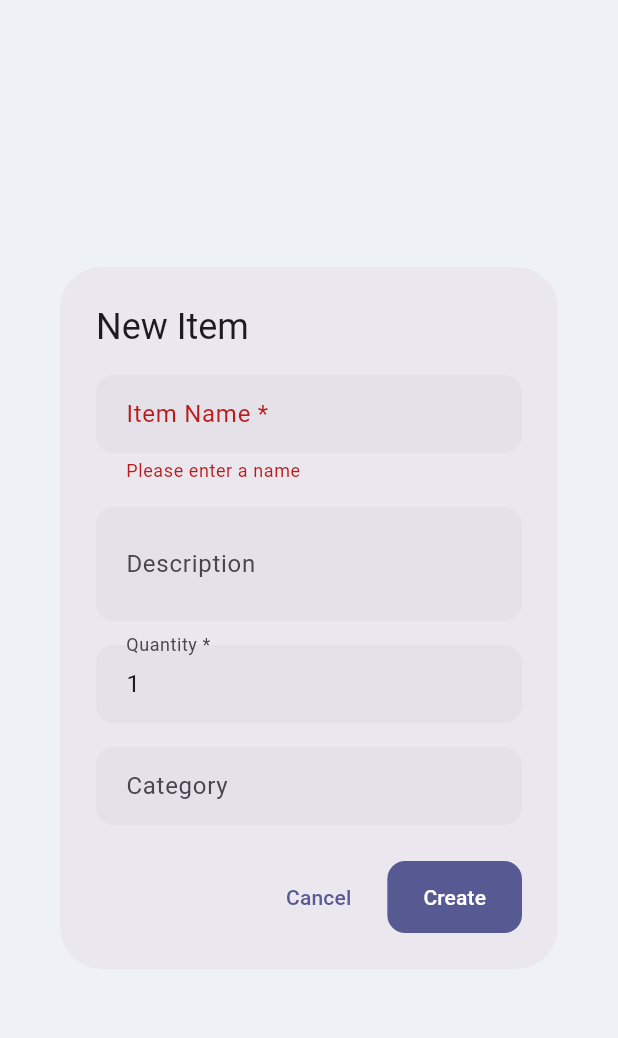
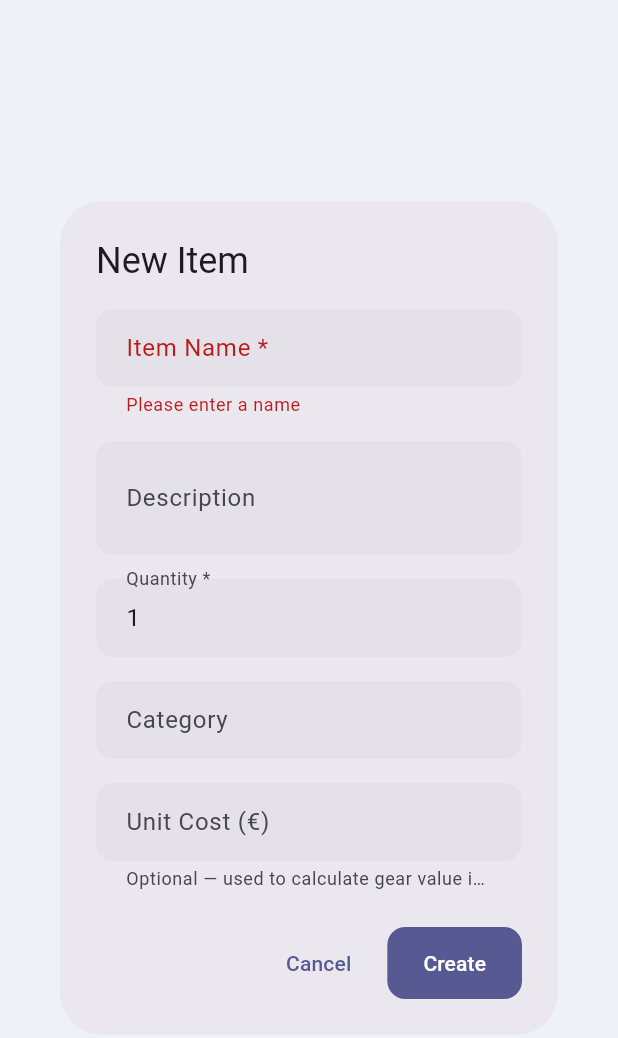
Before and after one commit to Jasssbo/PlanVentory, a Flutter app: the AddItemDialog widget shown alone on an empty page, opened directly, after a tap on "Create", on a phone screen of 412 x 824 dp. Shown: the top 1038 px of the screen. Run offline on Flutter 3.47's test engine with Material 3 defaults, Android fonts, the phone set to English and light mode, and no system bars; our stand-ins replace file_picker, share_plus, shared_preferences, sqflite_common_ffi; accounts and stored records are empty.

Commit message:
Added possibility to give items in the inventory a cost and see the event gear values in the event tab.
Co-authored-by: Copilot <copilot@github.com>

```diff
--- a/planventory/lib/models/item.dart
+++ b/planventory/lib/models/item.dart
@@ -7,6 +7,7 @@ class Item {
   final String? category;
   final String? imageUrl;
   final bool isRentalOnly; // Items that are never owned, only rented when needed
+  final double? unitCost; // Optional cost per unit in the default currency
   final DateTime createdAt;
   final DateTime updatedAt;
 
@@ -18,6 +19,7 @@ class Item {
     this.category,
     this.imageUrl,
     this.isRentalOnly = false,
+    this.unitCost,
     DateTime? createdAt,
     DateTime? updatedAt,
   })  : createdAt = createdAt ?? DateTime.now(),
@@ -33,6 +35,7 @@ class Item {
       'category': category,
       'image_url': imageUrl,
       'is_rental_only': isRentalOnly ? 1 : 0,
+      'unit_cost': unitCost,
       'created_at': createdAt.toIso8601String(),
       'updated_at': updatedAt.toIso8601String(),
     };
@@ -48,6 +51,7 @@ class Item {
       category: map['category'] as String?,
       imageUrl: map['image_url'] as String?,
       isRentalOnly: (map['is_rental_only'] as int?) == 1,
+      unitCost: map['unit_cost'] as double?,
       createdAt: DateTime.parse(map['created_at'] as String),
       updatedAt: DateTime.parse(map['updated_at'] as String),
     );
@@ -62,6 +66,8 @@ class Item {
     String? category,
     String? imageUrl,
     bool? isRentalOnly,
+    double? unitCost,
+    bool clearUnitCost = false,
     DateTime? createdAt,
     DateTime? updatedAt,
   }) {
@@ -73,6 +79,7 @@ class Item {
       category: category ?? this.category,
       imageUrl: imageUrl ?? this.imageUrl,
       isRentalOnly: isRentalOnly ?? this.isRentalOnly,
+      unitCost: clearUnitCost ? null : (unitCost ?? this.unitCost),
       createdAt: createdAt ?? this.createdAt,
       updatedAt: updatedAt ?? DateTime.now(),
     );
--- a/planventory/lib/screens/inventory_screen.dart
+++ b/planventory/lib/screens/inventory_screen.dart
@@ -244,6 +244,7 @@ class _AddItemDialogState extends State<AddItemDialog> {
   late final TextEditingController _descriptionController;
   late final TextEditingController _quantityController;
   late final TextEditingController _categoryController;
+  late final TextEditingController _unitCostController;
   bool _isSaving = false;
 
   bool get isEditing => widget.item != null;
@@ -256,6 +257,11 @@ class _AddItemDialogState extends State<AddItemDialog> {
     _quantityController =
         TextEditingController(text: '${widget.item?.quantity ?? 1}');
     _categoryController = TextEditingController(text: widget.item?.category);
+    _unitCostController = TextEditingController(
+      text: widget.item?.unitCost != null
+          ? widget.item!.unitCost!.toStringAsFixed(2)
+          : '',
+    );
   }
 
   @override
@@ -264,6 +270,7 @@ class _AddItemDialogState extends State<AddItemDialog> {
     _descriptionController.dispose();
     _quantityController.dispose();
     _categoryController.dispose();
+    _unitCostController.dispose();
     super.dispose();
   }
 
@@ -348,6 +355,25 @@ class _AddItemDialogState extends State<AddItemDialog> {
                     );
                   },
                 ),
+                const SizedBox(height: 16),
+                TextFormField(
+                  controller: _unitCostController,
+                  decoration: const InputDecoration(
+                    labelText: 'Unit Cost (€)',
+                    hintText: 'e.g., 5.00',
+                    helperText: 'Optional — used to calculate gear value in events',
+                  ),
+                  keyboardType: const TextInputType.numberWithOptions(decimal: true),
+                  validator: (value) {
+                    if (value != null && value.trim().isNotEmpty) {
+                      final cost = double.tryParse(value.trim().replaceAll(',', '.'));
+                      if (cost == null || cost < 0) {
+                        return 'Enter a valid positive amount';
+                      }
+                    }
+                    return null;
+                  },
+                ),
               ],
             ),
           ),
@@ -377,12 +403,16 @@ class _AddItemDialogState extends State<AddItemDialog> {
 
     setState(() => _isSaving = true);
 
+    final rawCost = _unitCostController.text.trim().replaceAll(',', '.');
+    final unitCost = rawCost.isNotEmpty ? double.tryParse(rawCost) : null;
+
     final item = Item(
       id: widget.item?.id,
       name: _nameController.text.trim(),
       description: _descriptionController.text.trim().nullIfEmpty,
       quantity: int.parse(_quantityController.text),
       category: _categoryController.text.trim().nullIfEmpty,
+      unitCost: unitCost,
       createdAt: widget.item?.createdAt,
     );
 
--- a/planventory/lib/services/database/database_service.dart
+++ b/planventory/lib/services/database/database_service.dart
@@ -44,7 +44,7 @@ class DatabaseService {
 
     return await openDatabase(
       path,
-      version: 5,  // Added rental-only items support
+      version: 6,  // Added unit cost per item
       onCreate: _onCreate,
       onUpgrade: _onUpgrade,
     );
@@ -62,6 +62,7 @@ class DatabaseService {
         category TEXT,
         image_url TEXT,
         is_rental_only INTEGER NOT NULL DEFAULT 0,
+        unit_cost REAL,
         created_at TEXT NOT NULL,
         updated_at TEXT NOT NULL
       )
@@ -341,6 +342,11 @@ class DatabaseService {
       // Add is_rental_only column to items table
       await db.execute('ALTER TABLE items ADD COLUMN is_rental_only INTEGER NOT NULL DEFAULT 0');
     }
+
+    // Migration from version 5 to 6: Add unit cost per inventory item
+    if (oldVersion < 6) {
+      await db.execute('ALTER TABLE items ADD COLUMN unit_cost REAL');
+    }
   }
 
   /// Close the database
```
Also changed, not shown: planventory/lib/screens/event_detail_screen.dart (+110 -0 lines), planventory/lib/widgets/item_tile.dart (+15 -6 lines).
